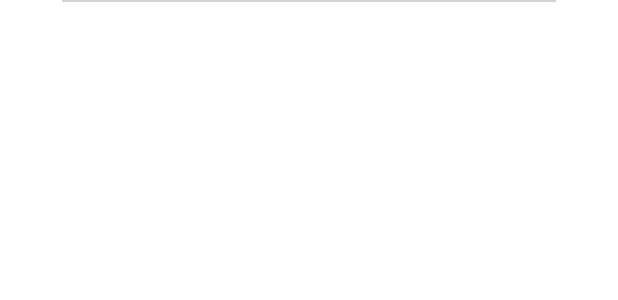
After one commit to kimjjunho/Kodomo, an Android app: the layout item_main.xml on its own in the app's theme, with its tools: preview values and no code run, on a phone screen of 412 x 824 dp. The commit adds this screen. Shown: the top 300 px of the screen. Run offline under Robolectric (Android 15) with nearby library versions, the phone set to English and light mode, and no system bars.

Commit message:
MainPage뷰 마무리

```diff
--- a/Seonsijo/app/src/main/AndroidManifest.xml
+++ b/Seonsijo/app/src/main/AndroidManifest.xml
@@ -14,7 +14,7 @@
         android:theme="@style/Theme.Seonsijo"
         tools:targetApi="31">
         <activity
-            android:name=".MainActivity"
+            android:name=".main.MainActivity"
             android:exported="true">
             <intent-filter>
                 <action android:name="android.intent.action.MAIN" />
--- a/Seonsijo/app/src/main/res/layout/activity_main.xml
+++ b/Seonsijo/app/src/main/res/layout/activity_main.xml
@@ -9,7 +9,7 @@
         android:layout_height="match_parent"
         android:id="@+id/sliding_panel_layout"
         android:gravity="bottom"
-        tools:context=".MainActivity"
+        tools:context=".main.MainActivity"
         app:umanoScrollableView="@id/drag_view"
         app:umanoPanelHeight="0dp"
         app:umanoOverlay="true"
@@ -21,7 +21,7 @@
             android:id="@+id/constraintLayout2"
             android:layout_width="match_parent"
             android:layout_height="match_parent"
-            tools:context=".MainActivity">
+            tools:context=".main.MainActivity">
 
             <TextView
                 android:id="@+id/tv_grade"
--- /dev/null
+++ b/Seonsijo/app/src/main/res/layout/item_main.xml
@@ -0,0 +1,46 @@
+<?xml version="1.0" encoding="utf-8"?>
+<androidx.constraintlayout.widget.ConstraintLayout
+    xmlns:app="http://schemas.android.com/apk/res-auto"
+    android:id="@+id/item_all"
+    xmlns:android="http://schemas.android.com/apk/res/android"
+    android:layout_width="match_parent"
+    android:layout_height="wrap_content"
+    android:clickable="true">
+
+    <TextView
+        android:id="@+id/tv_item"
+        android:layout_width="0dp"
+        android:layout_height="50dp"
+        android:fontFamily="@font/pretendard_medium"
+        android:gravity="center_vertical"
+        android:paddingStart="20dp"
+        android:textColor="@color/black24"
+        android:textSize="18sp"
+        app:layout_constraintEnd_toStartOf="@+id/guideline3"
+        app:layout_constraintStart_toStartOf="@+id/guideline2"
+        app:layout_constraintTop_toTopOf="@+id/item_line" />
+
+    <View
+        android:id="@+id/item_line"
+        android:layout_width="0dp"
+        android:layout_height="1dp"
+        android:background="@color/grayD3"
+        app:layout_constraintEnd_toEndOf="@+id/guideline3"
+        app:layout_constraintStart_toStartOf="@+id/guideline2"
+        app:layout_constraintTop_toTopOf="parent" />
+
+    <androidx.constraintlayout.widget.Guideline
+        android:id="@+id/guideline2"
+        android:layout_width="0dp"
+        android:layout_height="match_parent"
+        android:orientation="vertical"
+        app:layout_constraintGuide_percent="0.1" />
+
+    <androidx.constraintlayout.widget.Guideline
+        android:id="@+id/guideline3"
+        android:layout_width="0dp"
+        android:layout_height="match_parent"
+        android:orientation="vertical"
+        app:layout_constraintGuide_percent="0.9" />
+
+</androidx.constraintlayout.widget.ConstraintLayout>
--- a/Seonsijo/app/src/main/res/values/colors.xml
+++ b/Seonsijo/app/src/main/res/values/colors.xml
@@ -13,4 +13,5 @@
     <color name="black3A">#3A3A3A</color>
     <color name="grayE7">#E7E7E7</color>
     <color name="gray7B">#7B7B7B</color>
+    <color name="grayD3">#D3D3D3</color>
 </resources>
```
Also changed, not shown: Seonsijo/app/src/main/java/com/example/seonsijo/MainActivity.kt (deleted, +0 -36 lines), Seonsijo/app/src/main/java/com/example/seonsijo/main/MainActivity.kt (added, +53 -0 lines), Seonsijo/app/src/main/java/com/example/seonsijo/main/MainAdapter.kt (added, +65 -0 lines).
